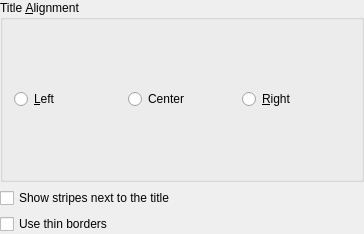
Qt form clients/oxygen/config/oxygenconfig.ui (KDE/kwin) before a commit.
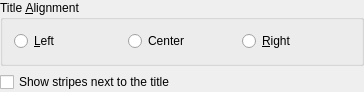
The same form after that commit.

Commit message: Use the stardard method to adjust the border width

```diff
--- a/clients/oxygen/config/oxygenconfig.ui
+++ b/clients/oxygen/config/oxygenconfig.ui
@@ -7,7 +7,7 @@
     <x>0</x>
     <y>0</y>
     <width>364</width>
-    <height>234</height>
+    <height>92</height>
    </rect>
   </property>
   <property name="windowTitle">
@@ -60,13 +60,6 @@
      </property>
     </widget>
    </item>
-   <item>
-    <widget class="QCheckBox" name="thinBorders">
-     <property name="text">
-      <string>Use thin borders</string>
-     </property>
-    </widget>
-   </item>
   </layout>
  </widget>
  <layoutdefault spacing="6" margin="11"/>
```
The commit also changes 4 other files.
